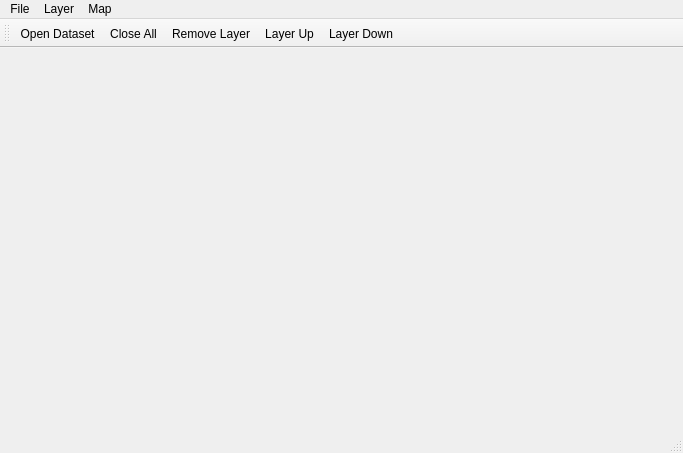
Above: esri-shapefile-viewer/mainwindow.ui from zhihao-liu/shapefile-viewer-qt before the change. Below: the same form after it.
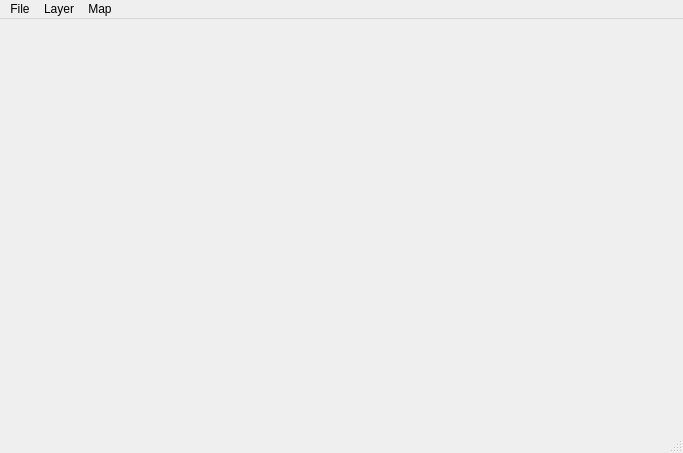
That is the form after the change.

```diff
--- a/esri-shapefile-viewer/mainwindow.ui
+++ b/esri-shapefile-viewer/mainwindow.ui
@@ -55,19 +55,6 @@
    <addaction name="menuLayer"/>
    <addaction name="menuMap"/>
   </widget>
-  <widget class="QToolBar" name="mainToolBar">
-   <attribute name="toolBarArea">
-    <enum>TopToolBarArea</enum>
-   </attribute>
-   <attribute name="toolBarBreak">
-    <bool>false</bool>
-   </attribute>
-   <addaction name="actionOpen_Dataset"/>
-   <addaction name="actionClose_All"/>
-   <addaction name="actionRemove_Layer"/>
-   <addaction name="actionLayer_Up"/>
-   <addaction name="actionLayer_Down"/>
-  </widget>
   <widget class="QStatusBar" name="statusBar"/>
   <action name="actionOpen_Dataset">
    <property name="text">
```
